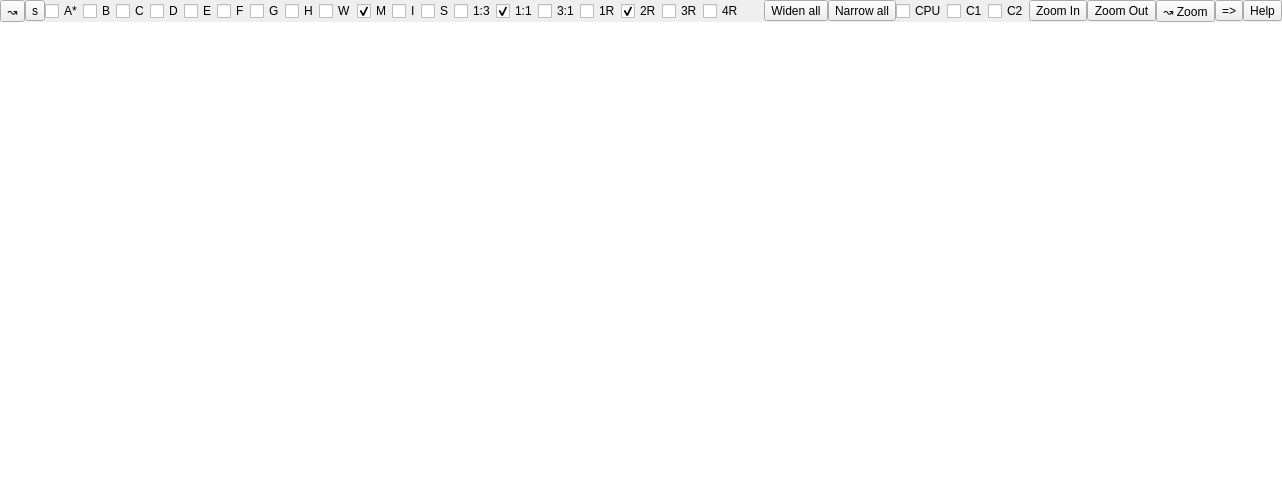
Above: Qt/qt4_mixer_widget.ui from kmatheussen/radium before the change. Below: the same form after it.
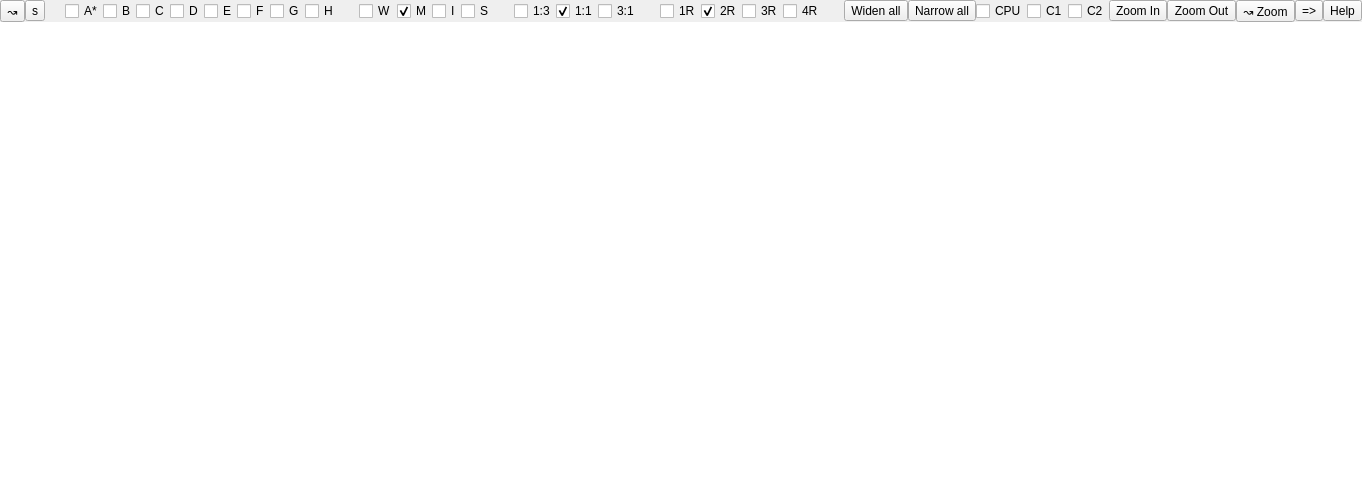
That is the form after the change.

Commit message: Mixer: Adjust positions of button on the top bar

Patch:
```diff
--- a/Qt/qt4_mixer_widget.ui
+++ b/Qt/qt4_mixer_widget.ui
@@ -73,6 +73,22 @@
         </property>
        </widget>
       </item>
+      <item>
+       <spacer name="ab_settings_to_ab_gap">
+        <property name="orientation">
+         <enum>Qt::Horizontal</enum>
+        </property>
+        <property name="sizeType">
+         <enum>QSizePolicy::Fixed</enum>
+        </property>
+        <property name="sizeHint" stdset="0">
+         <size>
+          <width>20</width>
+          <height>20</height>
+         </size>
+        </property>
+       </spacer>
+      </item>
       <item>
        <widget class="QCheckBox" name="ab_a">
         <property name="toolTip">
@@ -180,6 +196,22 @@
         </attribute>
        </widget>
       </item>
+      <item>
+       <spacer name="ab_h_to_window_gap">
+        <property name="orientation">
+         <enum>Qt::Horizontal</enum>
+        </property>
+        <property name="sizeType">
+         <enum>QSizePolicy::Fixed</enum>
+        </property>
+        <property name="sizeHint" stdset="0">
+         <size>
+          <width>20</width>
+          <height>20</height>
+         </size>
+        </property>
+       </spacer>
+      </item>
       <item>
        <spacer name="horizontalSpacer_2">
         <property name="orientation">
@@ -239,6 +271,22 @@
         </property>
        </widget>
       </item>
+      <item>
+       <spacer name="sequencer_to_strips_gap">
+        <property name="orientation">
+         <enum>Qt::Horizontal</enum>
+        </property>
+        <property name="sizeType">
+         <enum>QSizePolicy::Fixed</enum>
+        </property>
+        <property name="sizeHint" stdset="0">
+         <size>
+          <width>20</width>
+          <height>20</height>
+         </size>
+        </property>
+       </spacer>
+      </item>
       <item>
        <spacer name="horizontalSpacer">
         <property name="orientation">
@@ -303,6 +351,22 @@
            </attribute>
           </widget>
          </item>
+         <item>
+          <spacer name="strips_ratio_rows_gap">
+           <property name="orientation">
+            <enum>Qt::Horizontal</enum>
+           </property>
+           <property name="sizeType">
+            <enum>QSizePolicy::Fixed</enum>
+           </property>
+           <property name="sizeHint" stdset="0">
+            <size>
+             <width>20</width>
+             <height>20</height>
+            </size>
+           </property>
+          </spacer>
+         </item>
          <item>
           <spacer name="strips_spacer1">
            <property name="orientation">
```
